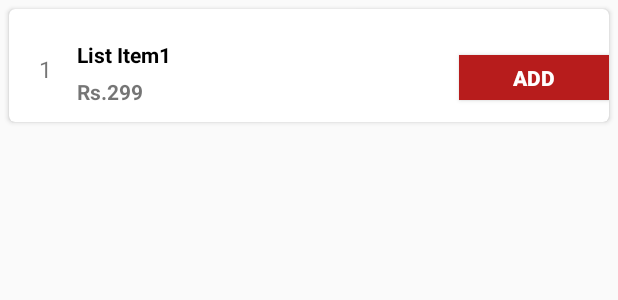
After one commit to Pratishtha123/foodRunner, an Android app: the layout recycler_description_single_row.xml on its own in the app's theme, with its tools: preview values and no code run, on a phone screen of 412 x 824 dp. The commit adds this screen. Shown: the top 300 px of the screen. Run offline under Robolectric (Android 15) with nearby library versions, the phone set to English and light mode, and no system bars; network calls fail.

Commit message:
Description Activity Created

```diff
--- a/app/src/main/java/activity/Reset_Password_Activity.kt
+++ b/app/src/main/java/activity/Reset_Password_Activity.kt
@@ -49,7 +49,7 @@ class Reset_Password_Activity : AppCompatActivity() {
             rlContent3.visibility = View.GONE
             if (ConnectionManager().checkConnectivity(this@Reset_Password_Activity)) {
                 if (etOTP.text.length == 4) {
-                    if (Validations.validatePasswordLength(etConfirmPassword3.text.toString())) {
+                    if (Validations.validatePasswordLength(etPassword3.text.toString())) {
                         if (Validations.matchPassword(
                                 etPassword3.text.toString(),
                                 etConfirmPassword3.text.toString()
--- a/app/src/main/java/fragment/HomeFragment.kt
+++ b/app/src/main/java/fragment/HomeFragment.kt
@@ -56,6 +56,7 @@ class HomeFragment : Fragment() {
 
         progressBar.visibility=View.VISIBLE
 
+
         layoutManager=LinearLayoutManager(activity)
 
         val queue= Volley.newRequestQueue(activity as Context)
@@ -94,10 +95,10 @@ class HomeFragment : Fragment() {
                             ).show()
                         }
                     }catch(e:JSONException){
-                        Toast.makeText(activity as Context,"Some unwanted Exception!",Toast.LENGTH_SHORT).show()
+                        Toast.makeText(activity as Context,"Some unwanted Exception!!",Toast.LENGTH_SHORT).show()
                     }
                 }, Response.ErrorListener {
-                    Toast.makeText(activity as Context,"Volley error occurred!",Toast.LENGTH_SHORT).show()
+                    Toast.makeText(activity as Context,"Volley error occurred",Toast.LENGTH_SHORT).show()
                 }) {
                     override fun getHeaders(): MutableMap<String, String> {
                         val headers = HashMap<String, String>()
--- /dev/null
+++ b/app/src/main/res/layout/recycler_description_single_row.xml
@@ -0,0 +1,60 @@
+<?xml version="1.0" encoding="utf-8"?>
+<androidx.cardview.widget.CardView xmlns:android="http://schemas.android.com/apk/res/android"
+    android:layout_width="match_parent" android:layout_height="wrap_content"
+    android:background="#ffffff"
+    xmlns:app="http://schemas.android.com/apk/res-auto"
+    app:cardCornerRadius="4dp"
+    android:layout_margin="6dp">
+
+
+    <RelativeLayout
+        android:id="@+id/rlContent2"
+        android:layout_width="match_parent"
+        android:layout_height="70dp"
+        android:layout_marginTop="5dp">
+
+    <TextView
+        android:id="@+id/txtCount"
+        android:layout_width="wrap_content"
+        android:layout_height="wrap_content"
+        android:layout_centerVertical="true"
+        android:text="1"
+        android:textSize="15sp"
+        android:layout_marginLeft="20dp"/>
+
+        <TextView
+            android:id="@+id/txtDishName"
+            android:layout_width="wrap_content"
+            android:layout_height="wrap_content"
+            android:layout_marginLeft="40dp"
+            android:text="List Item1"
+            android:textColor="#000000"
+            android:textStyle="bold"
+            android:layout_marginTop="10dp"
+            android:padding="5dp"/>
+
+
+        <TextView
+            android:id="@+id/txtPrice"
+            android:layout_width="wrap_content"
+            android:layout_height="wrap_content"
+            android:text="Rs.299"
+            android:textStyle="bold"
+            android:layout_marginLeft="45dp"
+            android:layout_below="@id/txtDishName"/>
+
+
+        <Button
+            android:id="@+id/btnAdd"
+            android:layout_width="100dp"
+            android:layout_height="30dp"
+            android:layout_alignParentRight="true"
+            android:background="@color/colorAccent"
+            android:text="Add"
+            android:textColor="#ffffff"
+            android:textStyle="bold"
+            android:layout_marginTop="25dp"/>
+
+    </RelativeLayout>
+
+</androidx.cardview.widget.CardView>
--- a/app/src/main/res/values/strings.xml
+++ b/app/src/main/res/values/strings.xml
@@ -31,4 +31,5 @@
     <string name="_4_5">4.5</string>
     <string name="_299">299</string>
     <string name="person">/person</string>
+    <string name="choose_from_the_menu_listed_below">Choose from the menu listed below:</string>
 </resources>
```
Also changed, not shown: app/src/main/java/activity/DescriptionActivity.kt (added, +144 -0 lines), app/src/main/java/adapter/DescriptionRecyclerAdapter.kt (added, +41 -0 lines), app/src/main/java/adapter/HomeRecyclerAdapter.kt (+14 -11 lines), app/src/main/res/layout/activity_description.xml (+22 -1 lines).
